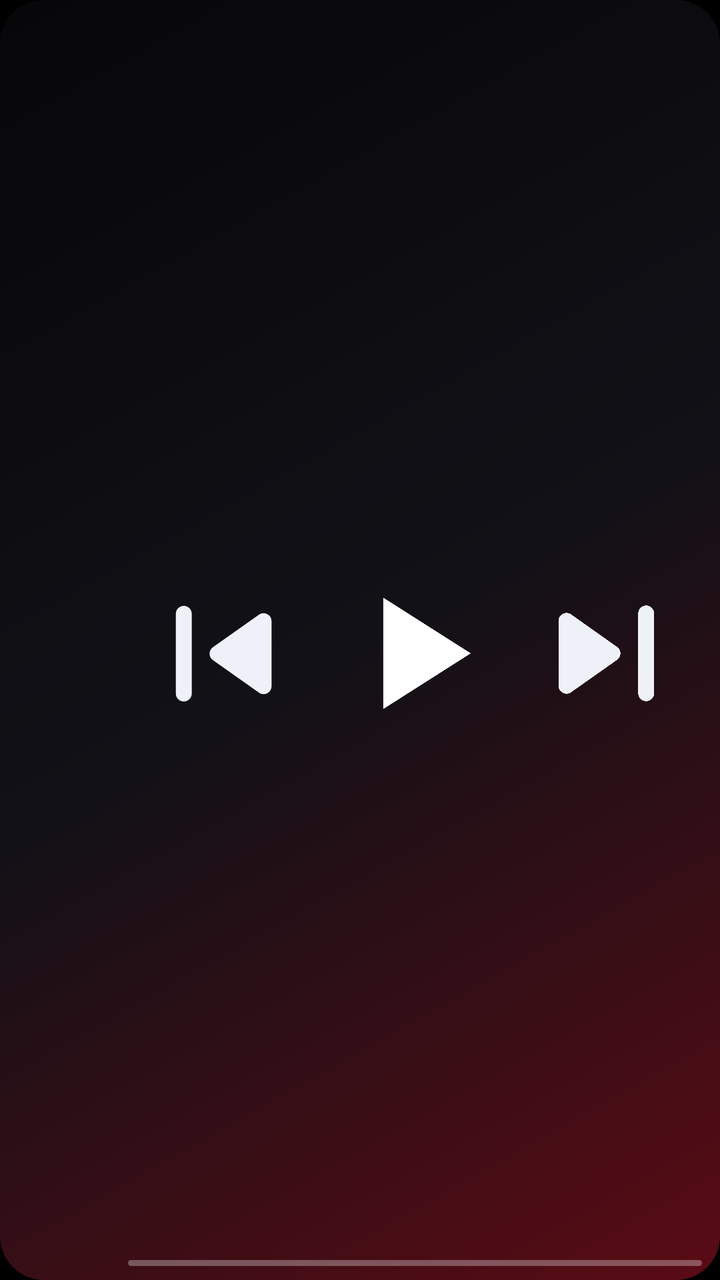
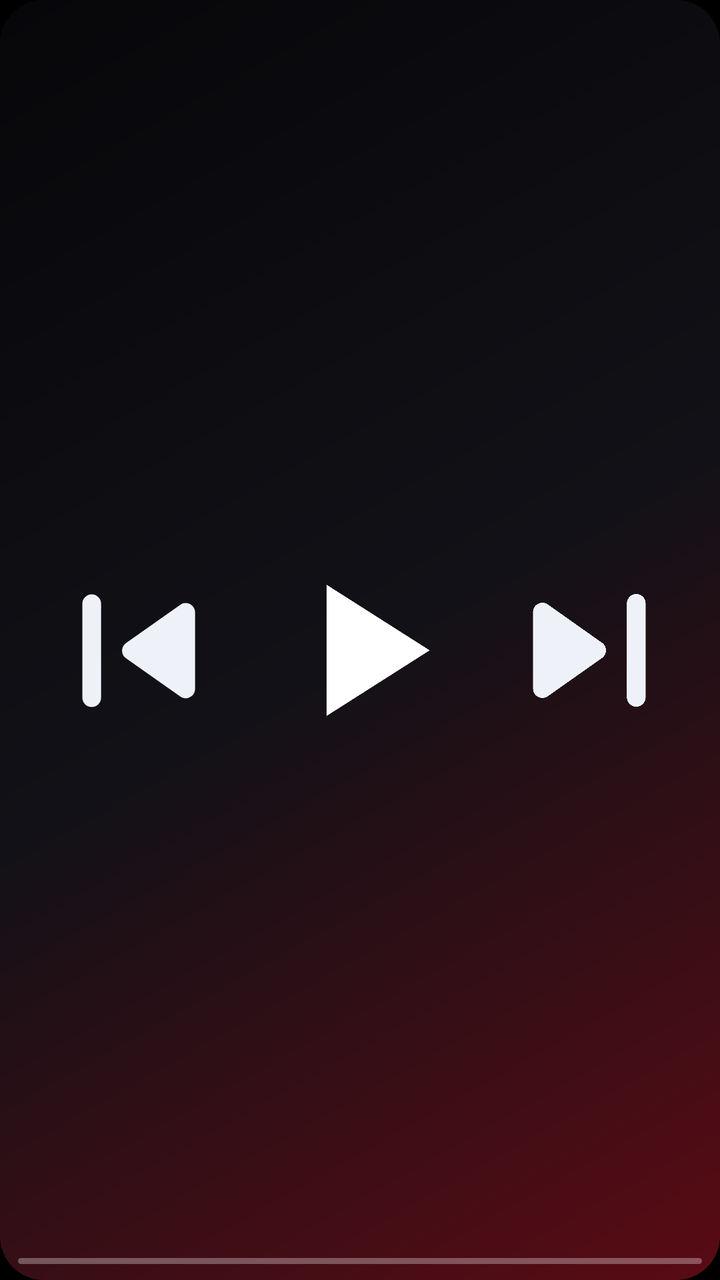

The first picture is an Android layout as it rendered before a commit; the second is the same layout after the commit. The layout source and the unified diff follow.
<!-- AndroidManifest.xml: application theme Theme.Metrolist -->
<!-- res/layout/widget_mini.xml -->
<?xml version="1.0" encoding="utf-8"?>
<FrameLayout xmlns:android="http://schemas.android.com/apk/res/android"
    android:layout_width="match_parent"
    android:layout_height="match_parent">

    <ImageView
        android:id="@+id/mini_bg"
        android:layout_width="match_parent"
        android:layout_height="match_parent"
        android:contentDescription="@null"
        android:scaleType="fitXY"
        android:src="@drawable/wd_bg_preview" />

    <LinearLayout
        android:layout_width="match_parent"
        android:layout_height="match_parent"
        android:gravity="center_vertical"
        android:orientation="horizontal"
        android:paddingStart="7dp"
        android:paddingTop="7dp"
        android:paddingEnd="9dp"
        android:paddingBottom="7dp">

        <ImageView
            android:id="@+id/mini_cover"
            android:layout_width="48dp"
            android:layout_height="48dp"
            android:contentDescription="@null"
            android:scaleType="fitXY" />

        <LinearLayout
            android:layout_width="0dp"
            android:layout_height="match_parent"
            android:layout_marginStart="9dp"
            android:layout_weight="1"
            android:orientation="vertical">

            
            <TextView
                android:id="@+id/mini_title"
                android:layout_width="match_parent"
                android:layout_height="wrap_content"
                android:ellipsize="marquee"
                android:focusable="true"
                android:focusableInTouchMode="true"
                android:marqueeRepeatLimit="marquee_forever"
                android:scrollHorizontally="true"
                android:singleLine="true"
                android:textColor="#FFFFFFFF"
                android:textSize="12sp">

                <requestFocus
                    android:duplicateParentState="true"
                    android:focusable="true"
                    android:focusableInTouchMode="true" />
            </TextView>

            <LinearLayout
                android:layout_width="match_parent"
                android:layout_height="0dp"
                android:layout_weight="1"
                android:gravity="center"
                android:minHeight="22dp"
                android:orientation="horizontal">

                <ImageView
                    android:id="@+id/mini_prev"
                    android:layout_width="0dp"
                    android:layout_height="match_parent"
                    android:layout_weight="1"
                    android:contentDescription="@string/previous"
                    android:paddingTop="3dp"
                    android:paddingBottom="3dp"
                    android:src="@drawable/wd_prev" />

                <ImageView
                    android:id="@+id/mini_play"
                    android:layout_width="0dp"
                    android:layout_height="match_parent"
                    android:layout_weight="1"
                    android:contentDescription="@null"
                    android:src="@drawable/ic_widget_play" />

                <ImageView
                    android:id="@+id/mini_next"
                    android:layout_width="0dp"
                    android:layout_height="match_parent"
                    android:layout_weight="1"
                    android:contentDescription="@string/next"
                    android:paddingTop="3dp"
                    android:paddingBottom="3dp"
                    android:src="@drawable/wd_next" />
            </LinearLayout>

            <ProgressBar
                android:id="@+id/mini_progress"
                style="@android:style/Widget.ProgressBar.Horizontal"
                android:layout_width="match_parent"
                android:layout_height="3dp"
                android:max="1000"
                android:progressDrawable="@drawable/wd_square_progress" />
        </LinearLayout>
    </LinearLayout>
</FrameLayout>
<!-- resources referenced by this layout -->
<resources>
  <!-- drawable ic_widget_play (drawable) -->
  <vector xmlns:android="http://schemas.android.com/apk/res/android"
      android:height="24dp"
      android:viewportHeight="24"
      android:viewportWidth="24"
      android:width="24dp">
      <path
          android:fillColor="#FFFFFF"
          android:pathData="M8,5v14l11,-7z"/>
  </vector>
  <!-- drawable wd_bg_preview (drawable) -->
  <?xml version="1.0" encoding="utf-8"?>
  <shape xmlns:android="http://schemas.android.com/apk/res/android" android:shape="rectangle">
      <corners android:radius="22dp" />
      <gradient android:angle="315" android:startColor="#FF07070A" android:centerColor="#FF111117" android:endColor="#FF5A0B14" android:type="linear" />
  </shape>
  <!-- drawable wd_next (drawable) -->
  <vector xmlns:android="http://schemas.android.com/apk/res/android"
      android:width="24dp"
      android:height="24dp"
      android:viewportWidth="24"
      android:viewportHeight="24">
      <path
          android:fillColor="#FFEEF2F8"
          android:pathData="M7.58,16.89l5.77,-4.07c0.56,-0.4 0.56,-1.24 0,-1.63L7.58,7.11C6.91,6.65 6,7.12 6,7.93v8.14c0,0.81 0.91,1.28 1.58,0.82zM16,7v10c0,0.55 0.45,1 1,1s1,-0.45 1,-1V7c0,-0.55 -0.45,-1 -1,-1s-1,0.45 -1,1z" />
  </vector>
  <!-- drawable wd_prev (drawable) -->
  <vector xmlns:android="http://schemas.android.com/apk/res/android"
      android:width="24dp"
      android:height="24dp"
      android:viewportWidth="24"
      android:viewportHeight="24">
      <path
          android:fillColor="#FFEEF2F8"
          android:pathData="M7,6c0.55,0 1,0.45 1,1v10c0,0.55 -0.45,1 -1,1s-1,-0.45 -1,-1V7c0,-0.55 0.45,-1 1,-1zM10.66,12.82l5.77,4.07c0.66,0.47 1.58,-0.01 1.58,-0.82V7.93c0,-0.81 -0.91,-1.28 -1.58,-0.82l-5.77,4.07c-0.57,0.4 -0.57,1.24 0,1.64z" />
  </vector>
  <!-- drawable wd_square_progress (drawable) -->
  <?xml version="1.0" encoding="utf-8"?>
  <layer-list xmlns:android="http://schemas.android.com/apk/res/android">
      <item android:id="@android:id/background">
          <shape android:shape="rectangle">
              <corners android:radius="2dp" />
              <solid android:color="#4DFFFFFF" />
          </shape>
      </item>
      <item android:id="@android:id/progress">
          <clip>
              <shape android:shape="rectangle">
                  <corners android:radius="2dp" />
                  <solid android:color="#FFFFFFFF" />
              </shape>
          </clip>
      </item>
  </layer-list>
  <string name="next">Next</string>
  <string name="previous">Previous</string>
  <style name="Theme.Metrolist" parent="android:Theme.Material.Light.NoActionBar">
          <item name="android:windowContentOverlay">@null</item>
          <item name="android:windowDrawsSystemBarBackgrounds">true</item>
          <item name="android:windowMinWidthMinor">100%</item>
          <item name="android:windowMinWidthMajor">100%</item>
          <item name="android:windowNoTitle">true</item>
          <item name="android:windowBackground">#000000</item>
          <item name="android:enforceNavigationBarContrast" tools:ignore="NewApi">false</item>
          <item name="android:statusBarColor">@android:color/transparent</item>
          <item name="android:navigationBarColor">@android:color/transparent</item>
      </style>
</resources>

<!-- the commit's change to res/layout/widget_mini.xml (unified diff, before → after) -->
@@ -14,91 +14,90 @@
     <LinearLayout
         android:layout_width="match_parent"
         android:layout_height="match_parent"
-        android:gravity="center_vertical"
-        android:orientation="horizontal"
-        android:paddingStart="7dp"
-        android:paddingTop="7dp"
+        android:orientation="vertical"
+        android:paddingStart="9dp"
+        android:paddingTop="6dp"
         android:paddingEnd="9dp"
-        android:paddingBottom="7dp">
+        android:paddingBottom="8dp">
 
-        <ImageView
-            android:id="@+id/mini_cover"
-            android:layout_width="48dp"
-            android:layout_height="48dp"
-            android:contentDescription="@null"
-            android:scaleType="fitXY" />
+        
+        <TextView
+            android:id="@+id/mini_title"
+            android:layout_width="match_parent"
+            android:layout_height="wrap_content"
+            android:ellipsize="marquee"
+            android:focusable="true"
+            android:focusableInTouchMode="true"
+            android:marqueeRepeatLimit="marquee_forever"
+            android:scrollHorizontally="true"
+            android:singleLine="true"
+            android:textColor="#FFFFFFFF"
+            android:textSize="12sp">
+
+            <requestFocus
+                android:duplicateParentState="true"
+                android:focusable="true"
+                android:focusableInTouchMode="true" />
+        </TextView>
 
         <LinearLayout
-            android:layout_width="0dp"
-            android:layout_height="match_parent"
-            android:layout_marginStart="9dp"
+            android:layout_width="match_parent"
+            android:layout_height="0dp"
+            android:layout_marginTop="4dp"
+            android:layout_marginBottom="5dp"
             android:layout_weight="1"
-            android:orientation="vertical">
+            android:gravity="center_vertical"
+            android:minHeight="22dp"
+            android:orientation="horizontal">
 
             
-            <TextView
-                android:id="@+id/mini_title"
-                android:layout_width="match_parent"
-                android:layout_height="wrap_content"
-                android:ellipsize="marquee"
-                android:focusable="true"
-                android:focusableInTouchMode="true"
-                android:marqueeRepeatLimit="marquee_forever"
-                android:scrollHorizontally="true"
-                android:singleLine="true"
-                android:textColor="#FFFFFFFF"
-                android:textSize="12sp">
+            <ImageView
+                android:id="@+id/mini_cover"
+                android:layout_width="wrap_content"
+                android:layout_height="match_parent"
+                android:adjustViewBounds="true"
+                android:contentDescription="@null"
+                android:maxWidth="56dp"
+                android:scaleType="fitXY" />
 
-                <requestFocus
-                    android:duplicateParentState="true"
-                    android:focusable="true"
-                    android:focusableInTouchMode="true" />
-            </TextView>
+            <ImageView
+                android:id="@+id/mini_prev"
+                android:layout_width="0dp"
+                android:layout_height="match_parent"
+                android:layout_marginStart="4dp"
+                android:layout_weight="1"
+                android:contentDescription="@string/previous"
+                android:paddingTop="5dp"
+                android:paddingBottom="5dp"
+                android:src="@drawable/wd_prev" />
 
-            <LinearLayout
-                android:layout_width="match_parent"
-                android:layout_height="0dp"
+            <ImageView
+                android:id="@+id/mini_play"
+                android:layout_width="0dp"
+                android:layout_height="match_parent"
                 android:layout_weight="1"
-                android:gravity="center"
-                android:minHeight="22dp"
-                android:orientation="horizontal">
+                android:contentDescription="@null"
+                android:paddingTop="1dp"
+                android:paddingBottom="1dp"
+                android:src="@drawable/ic_widget_play" />
 
-                <ImageView
-                    android:id="@+id/mini_prev"
-                    android:layout_width="0dp"
-                    android:layout_height="match_parent"
-                    android:layout_weight="1"
-                    android:contentDescription="@string/previous"
-                    android:paddingTop="3dp"
-                    android:paddingBottom="3dp"
-                    android:src="@drawable/wd_prev" />
+            <ImageView
+                android:id="@+id/mini_next"
+                android:layout_width="0dp"
+                android:layout_height="match_parent"
+                android:layout_weight="1"
+                android:contentDescription="@string/next"
+                android:paddingTop="5dp"
+                android:paddingBottom="5dp"
+                android:src="@drawable/wd_next" />
+        </LinearLayout>
 
-                <ImageView
-                    android:id="@+id/mini_play"
-                    android:layout_width="0dp"
-                    android:layout_height="match_parent"
-                    android:layout_weight="1"
-                    android:contentDescription="@null"
-                    android:src="@drawable/ic_widget_play" />
-
-                <ImageView
-                    android:id="@+id/mini_next"
-                    android:layout_width="0dp"
-                    android:layout_height="match_parent"
-                    android:layout_weight="1"
-                    android:contentDescription="@string/next"
-                    android:paddingTop="3dp"
-                    android:paddingBottom="3dp"
-                    android:src="@drawable/wd_next" />
-            </LinearLayout>
-
-            <ProgressBar
-                android:id="@+id/mini_progress"
-                style="@android:style/Widget.ProgressBar.Horizontal"
-                android:layout_width="match_parent"
-                android:layout_height="3dp"
-                android:max="1000"
-                android:progressDrawable="@drawable/wd_square_progress" />
-        </LinearLayout>
+        <ProgressBar
+            android:id="@+id/mini_progress"
+            style="@android:style/Widget.ProgressBar.Horizontal"
+            android:layout_width="match_parent"
+            android:layout_height="3dp"
+            android:max="1000"
+            android:progressDrawable="@drawable/wd_square_progress" />
     </LinearLayout>
 </FrameLayout>
